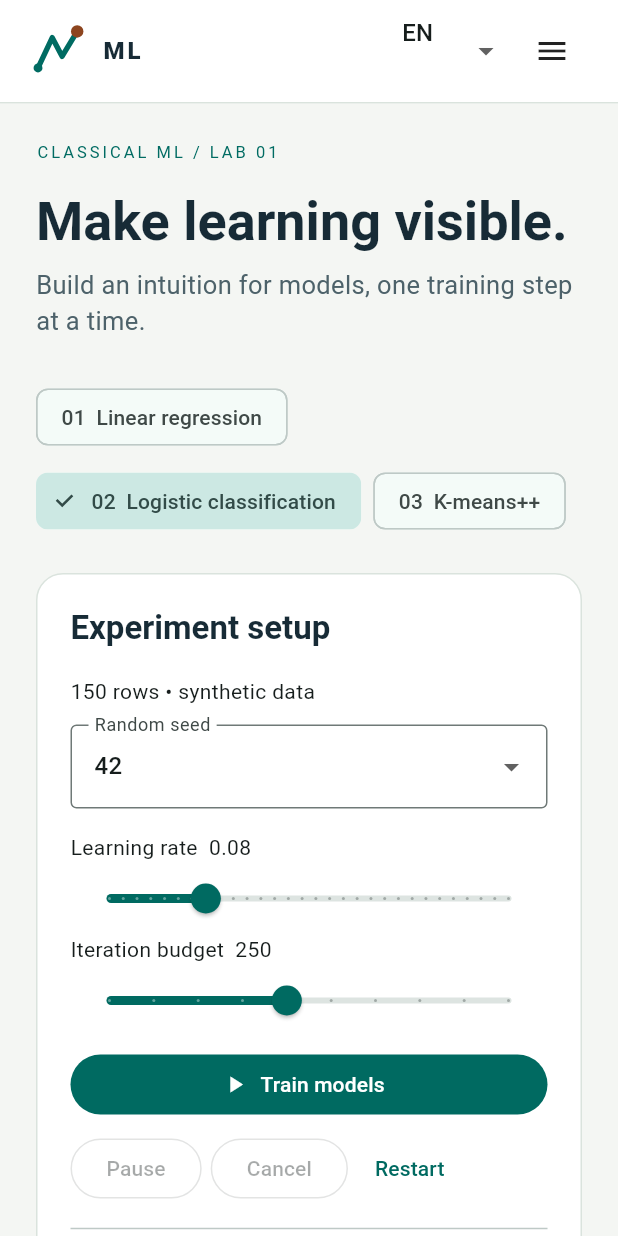
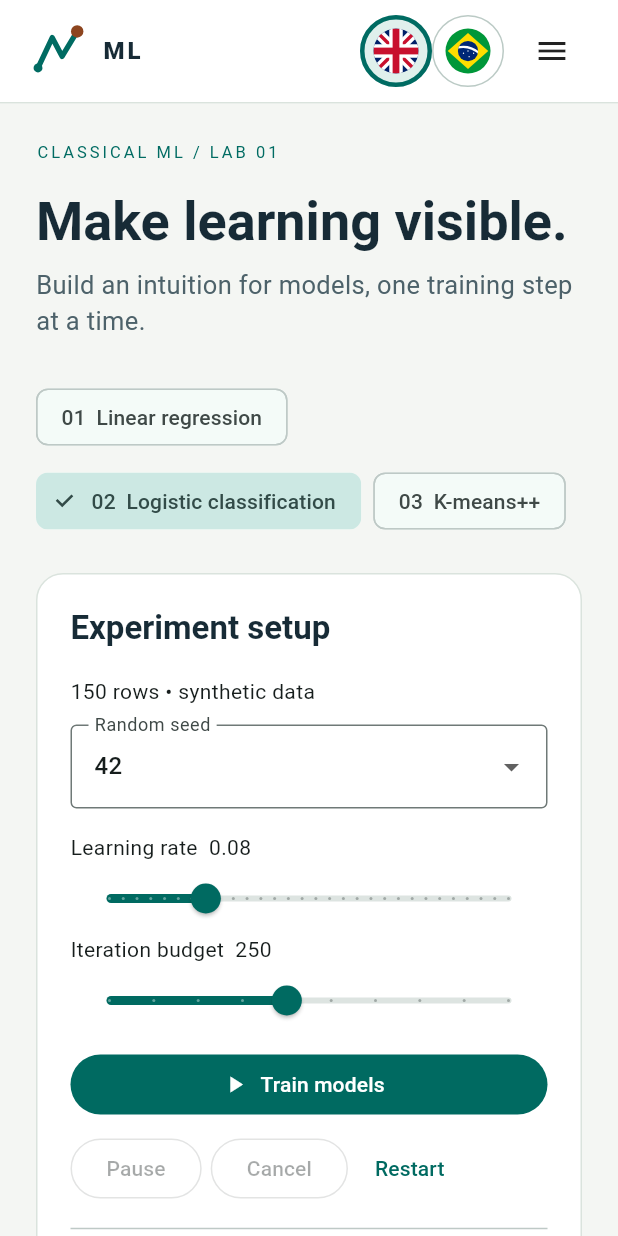
Before and after one commit to kleberandrade/ml-engine, a Flutter app: the screen it shows after launch, after a tap on an icon or button, on a phone screen of 412 x 824 dp. Run offline on Flutter 3.47's test engine with Material 3 defaults, Android fonts, the phone set to English and light mode, and no system bars; our stand-ins replace material_ui; missing offline and left inert: dart:js_interop.

Commit message:
feat(lab): use accessible circular Brazil and UK language flags
Draw both flags locally with selected rings, localized tooltips/semantics and 48px keyboard controls. Preserve language storage and experiment ownership. Verified analysis, ten affected UI tests sequentially, and release Web build; core evidence remains unchanged.

```diff
--- a/apps/ml_lab/lib/app/app.dart
+++ b/apps/ml_lab/lib/app/app.dart
@@ -32,11 +32,11 @@ class _MlLabState extends State<MlLab> {
     } catch (_) {
       /* Optional browser storage. */
     }
-    browser.setDocumentLanguage(language.code);
+    browser.setDocumentLanguage(language.locale.toLanguageTag());
   }
 
   void setLanguage(AppLanguage value) {
-    browser.setDocumentLanguage(value.code);
+    browser.setDocumentLanguage(value.locale.toLanguageTag());
     setState(() => language = value);
     try {
       browser.writeLanguage(value.code);
@@ -57,7 +57,7 @@ class _MlLabState extends State<MlLab> {
     debugShowCheckedModeBanner: false,
     theme: buildLabTheme(),
     locale: language.locale,
-    supportedLocales: const [Locale('en'), Locale('pt', 'BR')],
+    supportedLocales: const [Locale('en', 'GB'), Locale('pt', 'BR')],
     localizationsDelegates: GlobalMaterialLocalizations.delegates,
     home: _LabShell(
       c: controller,
--- /dev/null
+++ b/apps/ml_lab/lib/app/branding/language_flag.dart
@@ -0,0 +1,91 @@
+import 'package:flutter/widgets.dart';
+
+import '../l10n/app_strings.dart';
+
+/// Locally drawn circular national-flag geometry; no remote image or emoji.
+class LanguageFlag extends StatelessWidget {
+  final AppLanguage language;
+  const LanguageFlag({super.key, required this.language});
+  @override
+  Widget build(BuildContext context) => ExcludeSemantics(
+    child: SizedBox(
+      width: 30,
+      height: 30,
+      child: CustomPaint(painter: _FlagPainter(language)),
+    ),
+  );
+}
+
+class _FlagPainter extends CustomPainter {
+  final AppLanguage language;
+  const _FlagPainter(this.language);
+  @override
+  void paint(Canvas canvas, Size size) {
+    canvas.save();
+    canvas.scale(size.width / 40, size.height / 40);
+    canvas.clipPath(Path()..addOval(const Rect.fromLTWH(0, 0, 40, 40)));
+    if (language == AppLanguage.ptBr) {
+      canvas.drawColor(const Color(0xFF009739), BlendMode.srcOver);
+      canvas.drawPath(
+        Path()
+          ..moveTo(20, 4)
+          ..lineTo(38, 20)
+          ..lineTo(20, 36)
+          ..lineTo(2, 20)
+          ..close(),
+        Paint()..color = const Color(0xFFFEDD00),
+      );
+      canvas.drawCircle(
+        const Offset(20, 20),
+        9,
+        Paint()..color = const Color(0xFF002776),
+      );
+      canvas.save();
+      canvas.clipPath(
+        Path()
+          ..addOval(Rect.fromCircle(center: const Offset(20, 20), radius: 9)),
+      );
+      canvas.drawPath(
+        Path()
+          ..moveTo(10, 17)
+          ..quadraticBezierTo(22, 14, 31, 23),
+        Paint()
+          ..color = const Color(0xFFFFFFFF)
+          ..style = PaintingStyle.stroke
+          ..strokeWidth = 2,
+      );
+      for (final point in [
+        const Offset(16, 22),
+        const Offset(21, 25),
+        const Offset(25, 22),
+        const Offset(20, 20),
+      ]) {
+        canvas.drawCircle(point, .6, Paint()..color = const Color(0xFFFFFFFF));
+      }
+      canvas.restore();
+    } else {
+      canvas.drawColor(const Color(0xFF012169), BlendMode.srcOver);
+      final diagonal = Paint()
+        ..color = const Color(0xFFFFFFFF)
+        ..strokeWidth = 9;
+      canvas.drawLine(const Offset(0, 0), const Offset(40, 40), diagonal);
+      canvas.drawLine(const Offset(40, 0), const Offset(0, 40), diagonal);
+      diagonal
+        ..color = const Color(0xFFC8102E)
+        ..strokeWidth = 3;
+      canvas.drawLine(const Offset(0, 0), const Offset(40, 40), diagonal);
+      canvas.drawLine(const Offset(40, 0), const Offset(0, 40), diagonal);
+      final white = Paint()..color = const Color(0xFFFFFFFF);
+      canvas.drawRect(const Rect.fromLTWH(14, 0, 12, 40), white);
+      canvas.drawRect(const Rect.fromLTWH(0, 14, 40, 12), white);
+      final red = Paint()..color = const Color(0xFFC8102E);
+      canvas.drawRect(const Rect.fromLTWH(17, 0, 6, 40), red);
+      canvas.drawRect(const Rect.fromLTWH(0, 17, 40, 6), red);
+    }
+    canvas.restore();
+  }
+
+  @override
+  bool shouldRepaint(covariant _FlagPainter oldDelegate) =>
+      language != oldDelegate.language;
+}
--- a/apps/ml_lab/lib/app/l10n/app_strings.dart
+++ b/apps/ml_lab/lib/app/l10n/app_strings.dart
@@ -4,8 +4,9 @@ enum AppLanguage { en, ptBr }
 
 extension AppLanguageCode on AppLanguage {
   String get code => this == AppLanguage.en ? 'en' : 'pt-BR';
-  Locale get locale =>
-      this == AppLanguage.en ? const Locale('en') : const Locale('pt', 'BR');
+  Locale get locale => this == AppLanguage.en
+      ? const Locale('en', 'GB')
+      : const Locale('pt', 'BR');
 }
 
 class AppStrings {
@@ -36,6 +37,10 @@ extension LocalizedContext on BuildContext {
 }
 
 const messages = <String, List<String>>{
+  'languageEnglish': ['English (United Kingdom)', 'Inglês (Reino Unido)'],
+  'languagePortuguese': ['Portuguese (Brazil)', 'Português (Brasil)'],
+  'selected': ['selected', 'selecionado'],
+
   "appTitle": [
     "ML Engine • Learning laboratory",
     "ML Engine • Laboratório de aprendizado",
--- a/apps/ml_lab/lib/app/lab_navigation.dart
+++ b/apps/ml_lab/lib/app/lab_navigation.dart
@@ -2,6 +2,7 @@ import 'package:material_ui/material_ui.dart';
 
 import 'branding/brand_mark.dart';
 import 'l10n/app_strings.dart';
+import 'language_switcher.dart';
 
 enum LabSection { laboratory, learn, examples }
 
@@ -35,33 +36,16 @@ class LabNavigation extends StatelessWidget {
             constraints: const BoxConstraints(maxWidth: 1352),
             child: LayoutBuilder(
               builder: (context, constraints) {
-                final s = context.l10n, wide = constraints.maxWidth >= 1050;
-                final locale = Semantics(
-                  label: s.t('language'),
-                  child: DropdownButtonHideUnderline(
-                    child: DropdownButton<AppLanguage>(
-                      key: const ValueKey('locale-selector'),
-                      menuWidth: 200,
-                      value: language,
-                      selectedItemBuilder: (context) => [
-                        Text(wide ? 'English' : 'EN'),
-                        Text(wide ? 'Português (BR)' : 'PT-BR'),
-                      ],
-                      items: const [
-                        DropdownMenuItem(
-                          value: AppLanguage.en,
-                          child: Text('English'),
-                        ),
-                        DropdownMenuItem(
-                          value: AppLanguage.ptBr,
-                          child: Text('Português (BR)'),
-                        ),
-                      ],
-                      onChanged: (value) {
-                        if (value != null) onLanguage(value);
-                      },
-                    ),
-                  ),
+                final s = context.l10n,
+                    wide =
+                        constraints.maxWidth >=
+                        1050 *
+                            MediaQuery.textScalerOf(context)
+                                .scale(1)
+                                .clamp(1, 3);
+                final locale = LanguageSwitcher(
+                  language: language,
+                  onLanguage: onLanguage,
                 );
                 return Row(
                   children: [
--- /dev/null
+++ b/apps/ml_lab/lib/app/language_switcher.dart
@@ -0,0 +1,55 @@
+import 'package:material_ui/material_ui.dart';
+
+import 'branding/language_flag.dart';
+import 'l10n/app_strings.dart';
+
+class LanguageSwitcher extends StatelessWidget {
+  final AppLanguage language;
+  final ValueChanged<AppLanguage> onLanguage;
+  const LanguageSwitcher({
+    super.key,
+    required this.language,
+    required this.onLanguage,
+  });
+  @override
+  Widget build(BuildContext context) {
+    final s = context.l10n;
+    return Row(
+      mainAxisSize: MainAxisSize.min,
+      children: [
+        for (final value in AppLanguage.values)
+          Semantics(
+            selected: language == value,
+            child: IconButton(
+              key: ValueKey(
+                value == AppLanguage.en ? 'locale-en' : 'locale-pt-BR',
+              ),
+              tooltip:
+                  s.t(
+                    value == AppLanguage.en
+                        ? 'languageEnglish'
+                        : 'languagePortuguese',
+                  ) +
+                  (language == value ? ' • ${s.t('selected')}' : ''),
+              onPressed: () => onLanguage(value),
+              style: IconButton.styleFrom(
+                minimumSize: const Size(48, 48),
+                shape: CircleBorder(
+                  side: BorderSide(
+                    color: language == value
+                        ? const Color(0xFF006B62)
+                        : const Color(0xFFBBCAC5),
+                    width: language == value ? 3 : 1,
+                  ),
+                ),
+                backgroundColor: language == value
+                    ? const Color(0xFFE0F0EC)
+                    : null,
+              ),
+              icon: LanguageFlag(language: value),
+            ),
+          ),
+      ],
+    );
+  }
+}
```
Also changed, not shown: 7 other files.
